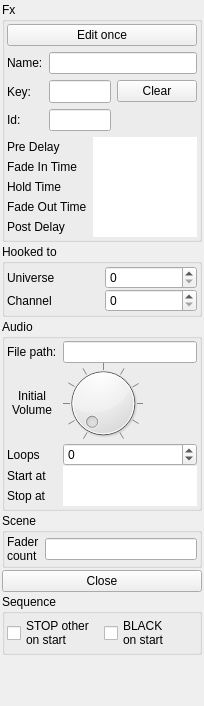
First picture: the form in StageRunner/gui/fxitempropertywidget.ui, repository Pit1966/StageRunner, before the edit.
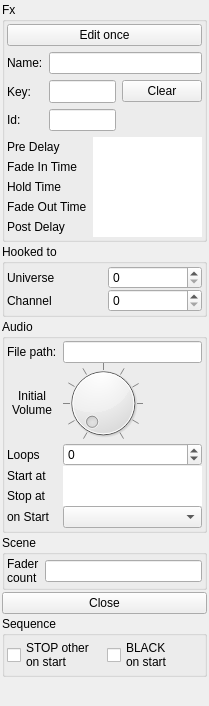
Second picture: the form after the edit. Custom widgets are drawn as their Qt base class.

Commit message: FxAudioItem:: Added start commands

The edit to the form file:
```diff
--- a/StageRunner/gui/fxitempropertywidget.ui
+++ b/StageRunner/gui/fxitempropertywidget.ui
@@ -6,7 +6,7 @@
    <rect>
     <x>0</x>
     <y>0</y>
-    <width>204</width>
+    <width>209</width>
     <height>706</height>
    </rect>
   </property>
@@ -378,6 +378,16 @@
         </property>
        </widget>
       </item>
+      <item row="5" column="0">
+       <widget class="QLabel" name="audioOnStartLabel">
+        <property name="text">
+         <string>on Start</string>
+        </property>
+       </widget>
+      </item>
+      <item row="5" column="1">
+       <widget class="QComboBox" name="audioOnStartCombo"/>
+      </item>
      </layout>
     </widget>
    </item>
```
Left out of the diff: 28 changed lines with no effect on the pictures. The commit also changes 12 other files.
